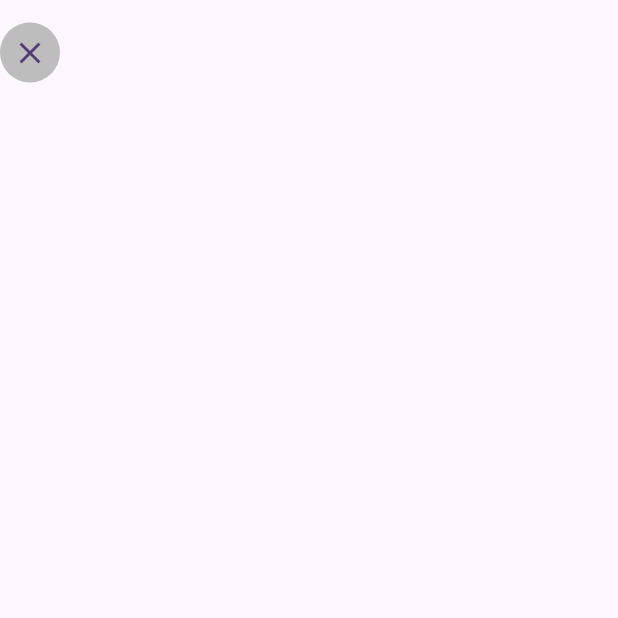
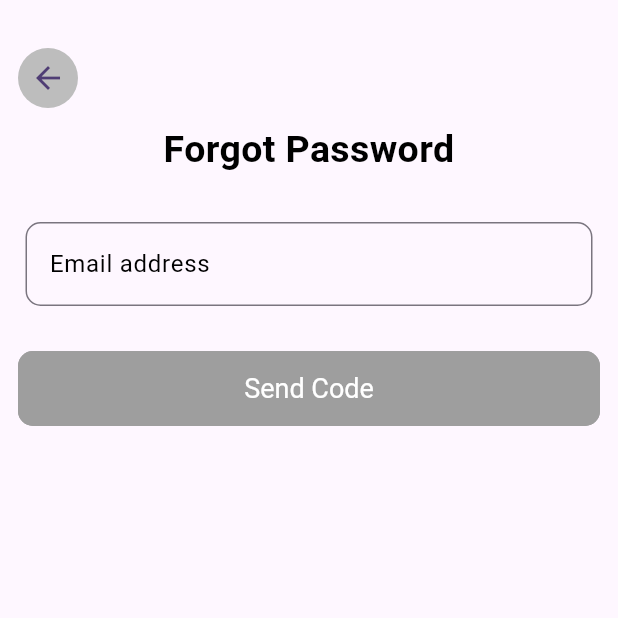
Before and after one commit to ManikaDahal/Chess_Flutter, a Flutter app: the ForgotPassword screen opened directly, on a phone screen of 412 x 824 dp, the top half of it. Run offline on Flutter 3.47's test engine with Material 3 defaults, Android fonts, the light colour scheme and no system bars.

Commit message:
FOrgot Password Page UI

```diff
--- a/lib/forgot_password.dart
+++ b/lib/forgot_password.dart
@@ -1,4 +1,10 @@
 import 'package:chess_game/utils/color_utils.dart';
+import 'package:chess_game/utils/route_const.dart';
+import 'package:chess_game/utils/route_generator.dart';
+import 'package:chess_game/utils/string_utils.dart';
+import 'package:chess_game/widgets/custom_elevatedButton.dart';
+import 'package:chess_game/widgets/custom_text.dart';
+import 'package:chess_game/widgets/custom_textFormField.dart';
 import 'package:flutter/material.dart';
 
 class ForgotPassword extends StatefulWidget {
@@ -12,16 +18,46 @@ class _ForgotPasswordState extends State<ForgotPassword> {
   @override
   Widget build(BuildContext context) {
     return Scaffold(
-      body: Column(
-        children: [
-          SizedBox(height: 15),
+      body: Padding(
+        padding: const EdgeInsets.all(12.0),
+        child: Column(
+          crossAxisAlignment: CrossAxisAlignment.start,
+          children: [
+            SizedBox(height: 20),
             CircleAvatar(
               backgroundColor: foregroundColor,
-              child: Icon(Icons.close),
+              child: IconButton(
+                onPressed: () {
+                  RouteGenerator.navigateToPage(context, Routes.loginRoute);
+                },
+                icon: Icon(Icons.arrow_back),
+              ),
+            ),
+            SizedBox(height: 10),
+            Center(
+              child: CustomText(
+                data: forgotPasswordStr,
+                fontSize: 25,
+                fontWeight: FontWeight.bold,
+              ),
+            ),
 
+            SizedBox(height: 20),
+            CustomTextformfield(
+              hintText: emailAddressStr,
+              validator: (p0) {
+                if (p0 == null || p0.isEmpty) {
+                  return validateEmailAddressStr;
+                }
+                return null;
+              },
+            ),
+            SizedBox(height: 20,),
+            CustomElevatedbutton(onPressed: (){
 
-            ),
-        ],
+            }, child:Text(sendCodeStr,style: TextStyle(fontSize: 18)),),
+          ],
+        ),
       ),
     );
   }
--- a/lib/utils/string_utils.dart
+++ b/lib/utils/string_utils.dart
@@ -17,3 +17,6 @@ const String loginStr="Login";
 const String rememberMeStr="Remember me";
 const String forgotPasswordStr="Forgot Password";
 const String dontHAveanAccountStr="Don't have an account?";
+
+//Forgot Password Page
+const String sendCodeStr="Send Code";
```
Also changed, not shown: lib/otp_page.dart (added, +17 -0 lines).
